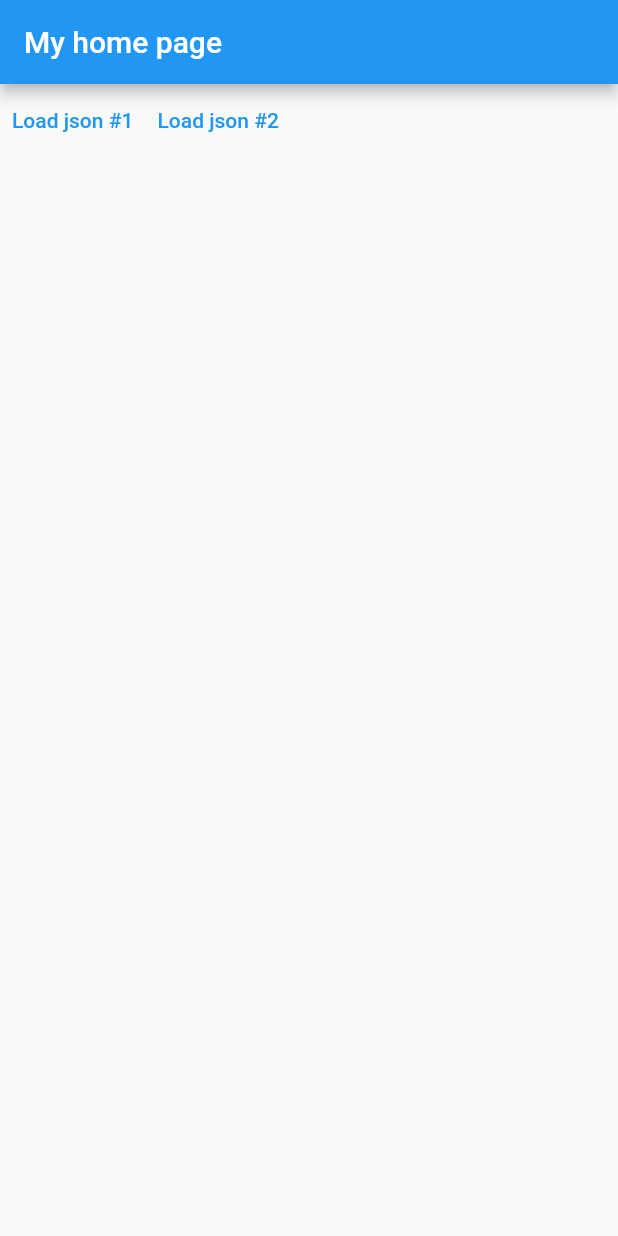
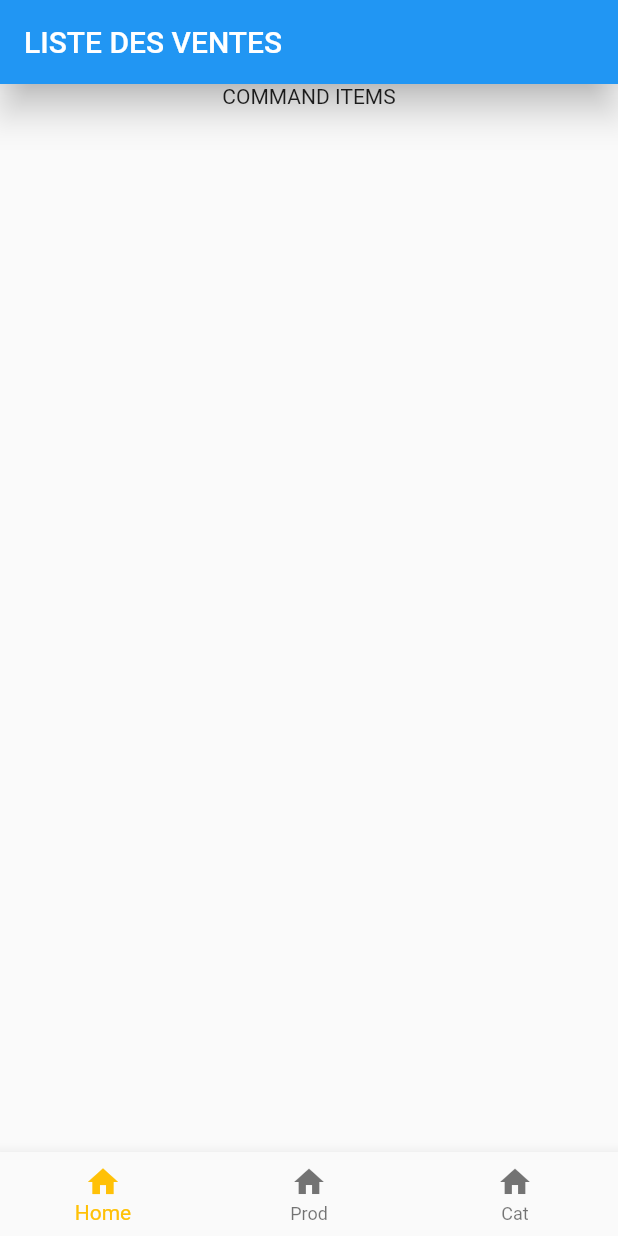
Before and after one commit to Giscard-Kubuya/flutte_bloc_isar, a Flutter app: the screen it shows after launch, on a phone screen of 412 x 824 dp. Run offline on Flutter 3.47's test engine with Material 2 defaults, Android fonts, the phone set to English and light mode, and no system bars; our stand-ins replace flutter_bloc.

Commit message:
Setting up screens page

```diff
--- a/api/person1.json
+++ /dev/null
@@ -1,5 +0,0 @@
-[
-    {"name":"Foo","age":20},
-    {"name":"Bar","age":30},
-    {"name":"Baz","age":40}
-]
--- a/api/person2.json
+++ /dev/null
@@ -1,5 +0,0 @@
-[
-    {"name":"Foo 2","age":60},
-    {"name":"Bar 2","age":80},
-    {"name":"Baz 2","age":100}
-]
--- /dev/null
+++ b/lib/home_page.dart
@@ -0,0 +1,15 @@
+import 'package:flutter/material.dart';
+
+class MyHomePage extends StatelessWidget {
+  const MyHomePage({Key? key}) : super(key: key);
+
+  @override
+  Widget build(BuildContext context) {
+    return Scaffold(
+      appBar: AppBar(
+        title: const Text('LISTE DE VENTES'),
+      ),
+      body: const SizedBox(),
+    );
+  }
+}
--- a/lib/lib/bloc_actions.dart
+++ /dev/null
@@ -1,32 +0,0 @@
-import 'package:flutter/foundation.dart' show immutable;
-import 'package:store/lib/person.dart';
-
-const personUrl1 = 'http://localhost:5500/api/person1.json';
-const personUrl2 = 'http://localhost:5500/api/person2.json';
-
-typedef PersonsLoader = Future<Iterable<Person> Function(String url);
-
-
-@immutable
-abstract class LocalAction {
-  const LocalAction();
-}
-
-@immutable
-class LoadActionPerson implements LocalAction {
-  final String url;
-  const LoadActionPerson({required this.url}) : super();
-}
-
-// enum PersonUrl { person1, person2 }
-
-// extension UrlString on PersonUrl {
-//   String get urlString {
-//     switch (this) {
-//       case PersonUrl.person1:
-//         return 'http://localhost:5500/api/person1.json';
-//       case PersonUrl.person2:
-//         return 'http://localhost:5500/api/person2.json';
-//     }
-//   }
-// }
--- a/lib/lib/person.dart
+++ /dev/null
@@ -1,11 +0,0 @@
-import 'package:flutter/foundation.dart' show immutable;
-
-@immutable
-class Person {
-  final String name;
-  final int age;
-
-  Person.fromJson(Map<String, dynamic> json)
-      : name = json["name"] as String,
-        age = json["age"] as int;
-}
--- a/lib/main.dart
+++ b/lib/main.dart
@@ -2,152 +2,22 @@ import 'dart:convert';
 import 'dart:io';
 
 import 'package:flutter/material.dart';
-import 'package:bloc/bloc.dart';
 import 'package:flutter_bloc/flutter_bloc.dart';
 
+import 'package:store/screens/handle_screen.dart';
+
 void main() {
-  runApp(
-    MaterialApp(
-      title: "Flutter Cubit",
-      debugShowCheckedModeBanner: false,
-      theme: ThemeData(primarySwatch: Colors.blue),
-      home: BlocProvider(
-        create: (_) => PersonBloc(),
-        child: const MyHomePage(),
-      ),
-    ),
-  );
+  runApp(const InitStore());
 }
 
-@immutable
-abstract class LocalAction {
-  const LocalAction();
-}
-
-enum PersonUrl { person1, person2 }
-
-extension UrlString on PersonUrl {
-  String get urlString {
-    switch (this) {
-      case PersonUrl.person1:
-        return 'http://localhost:5500/api/person1.json';
-      case PersonUrl.person2:
-        return 'http://localhost:5500/api/person2.json';
-    }
-  }
-}
-
-@immutable
-class LoadActionPerson implements LocalAction {
-  final PersonUrl url;
-  const LoadActionPerson({required this.url}) : super();
-}
-
-@immutable
-class Person {
-  final String name;
-  final int age;
-
-  Person.fromJson(Map<String, dynamic> json)
-      : name = json["name"] as String,
-        age = json["age"] as int;
-}
-
-Future<Iterable<Person>> getPersons(String url) => HttpClient()
-    .getUrl(Uri.parse(url))
-    .then((req) => req.close())
-    .then((resp) => resp.transform(utf8.decoder).join())
-    .then((str) => json.decode(str) as List)
-    .then((list) => list.map((e) => Person.fromJson(e)));
-
-@immutable
-class FetchResult {
-  final Iterable<Person> persons;
-  final bool isRetrieveFromCache;
-  const FetchResult({required this.persons, required this.isRetrieveFromCache});
-
-  @override
-  String toString() =>
-      'FetchResult(isRetrieveFromCache=$isRetrieveFromCache),persons:$persons';
-}
-
-class PersonBloc extends Bloc<LocalAction, FetchResult?> {
-  final Map<PersonUrl, Iterable<Person>> _cache = {};
-  PersonBloc() : super(null) {
-    on<LoadActionPerson>((event, emit) async {
-      final url = event.url;
-      if (_cache.containsKey(url)) {
-        final personsCache = _cache[url]!;
-        final result =
-            FetchResult(persons: personsCache, isRetrieveFromCache: true);
-        emit(result);
-      } else {
-        final persons = await getPersons(url.urlString);
-        _cache[url] = persons;
-        final result =
-            FetchResult(persons: persons, isRetrieveFromCache: false);
-        emit(result);
-      }
-    });
-  }
-}
-
-extension Subscript<T> on Iterable<T> {
-  T? operator [](int index) => length > index ? elementAt(index) : null;
-}
-
-class MyHomePage extends StatelessWidget {
-  const MyHomePage({Key? key}) : super(key: key);
-
+class InitStore extends StatelessWidget {
+  const InitStore({super.key});
   @override
   Widget build(BuildContext context) {
-    return Scaffold(
-      appBar: AppBar(
-        title: const Text('My home page'),
-      ),
-      body: Column(
-        children: [
-          Row(
-            children: [
-              TextButton(
-                onPressed: () {
-                  context
-                      .read<PersonBloc>()
-                      .add(const LoadActionPerson(url: PersonUrl.person1));
-                },
-                child: const Text('Load json #1'),
-              ),
-              TextButton(
-                onPressed: () {
-                  context
-                      .read<PersonBloc>()
-                      .add(const LoadActionPerson(url: PersonUrl.person2));
-                },
-                child: const Text('Load json #2'),
-              ),
-            ],
-          ),
-          BlocBuilder<PersonBloc, FetchResult?>(
-              buildWhen: (previousResult, currentResult) {
-            return previousResult?.persons != currentResult?.persons;
-          }, builder: ((context, fetchResult) {
-            final persons = fetchResult?.persons;
-            if (persons == null) {
-              return const SizedBox();
-            }
-            return Expanded(
-                child: ListView.builder(
-              itemBuilder: ((context, index) {
-                final person = persons[index]!;
-                return ListTile(
-                  title: Text(person.name),
-                );
-              }),
-              itemCount: persons.length,
-            ));
-          }))
-        ],
-      ),
+    return const MaterialApp(
+      title: 'STORE APP',
+      debugShowCheckedModeBanner: false,
+      home: HandleScreen(),
     );
   }
 }
--- /dev/null
+++ b/lib/screens/handle_screen.dart
@@ -0,0 +1,45 @@
+import 'package:flutter/material.dart';
+import 'pos/pos_home.dart';
+import 'categories/categories_screen.dart';
+import 'products/products_screen.dart';
+
+class HandleScreen extends StatefulWidget {
+  const HandleScreen({Key? key}) : super(key: key);
+
+  @override
+  State<HandleScreen> createState() => _HandleScreenState();
+}
+
+class _HandleScreenState extends State<HandleScreen> {
+  int _selectedWidgetIndex = 0;
+  static const TextStyle optionStyle =
+      TextStyle(fontSize: 30, fontWeight: FontWeight.bold);
+  static const List<Widget> _widgetOptions = <Widget>[
+    PosHome(),
+    ProductsScreen(),
+    CategoryScreen(),
+  ];
+
+  void _onWidgetChosen(int indexChosen) {
+    setState(() {
+      _selectedWidgetIndex = indexChosen;
+    });
+  }
+
+  @override
+  Widget build(BuildContext context) {
+    return Scaffold(
+      body: _widgetOptions.elementAt(_selectedWidgetIndex),
+      bottomNavigationBar: BottomNavigationBar(
+        items: const <BottomNavigationBarItem>[
+          BottomNavigationBarItem(icon: Icon(Icons.home), label: 'Home'),
+          BottomNavigationBarItem(icon: Icon(Icons.home), label: 'Prod'),
+          BottomNavigationBarItem(icon: Icon(Icons.home), label: 'Cat'),
+        ],
+        currentIndex: _selectedWidgetIndex,
+        selectedItemColor: Colors.amber,
+        onTap: _onWidgetChosen,
+      ),
+    );
+  }
+}
--- /dev/null
+++ b/lib/screens/pos/pos_home.dart
@@ -0,0 +1,19 @@
+import 'package:flutter/material.dart';
+
+class PosHome extends StatelessWidget {
+  const PosHome({super.key});
+  @override
+  Widget build(BuildContext context) {
+    return Scaffold(
+      appBar: AppBar(
+        elevation: 10,
+        title: const Text('LISTE DES VENTES'),
+      ),
+      body: Center(
+        child: Column(
+          children: [Text('COMMAND ITEMS')],
+        ),
+      ),
+    );
+  }
+}
```
Also changed, not shown: api/category.json (added, +8 -0 lines), lib/logic/models/Category.dart (added, +8 -0 lines), lib/logic/models/Product.dart (added, +12 -0 lines), lib/screens/categories/categories_screen.dart (added, +17 -0 lines), lib/screens/products/products_screen.dart (added, +17 -0 lines), lib/utils/server.dart (added, +12 -0 lines), lib/screens/categories/category_form_screen.dart (added).
